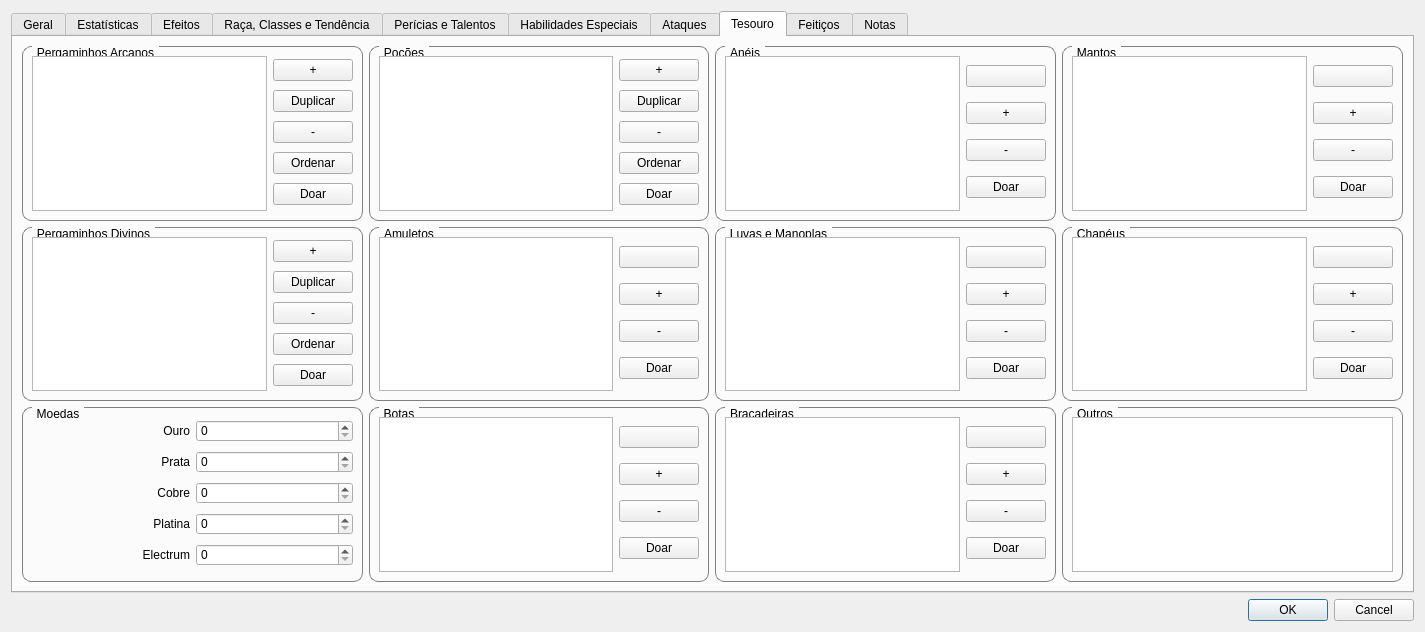
Old version of the form ifg/qt/ui/entidade.ui in the repository matferib/tabuleiro-virtual.
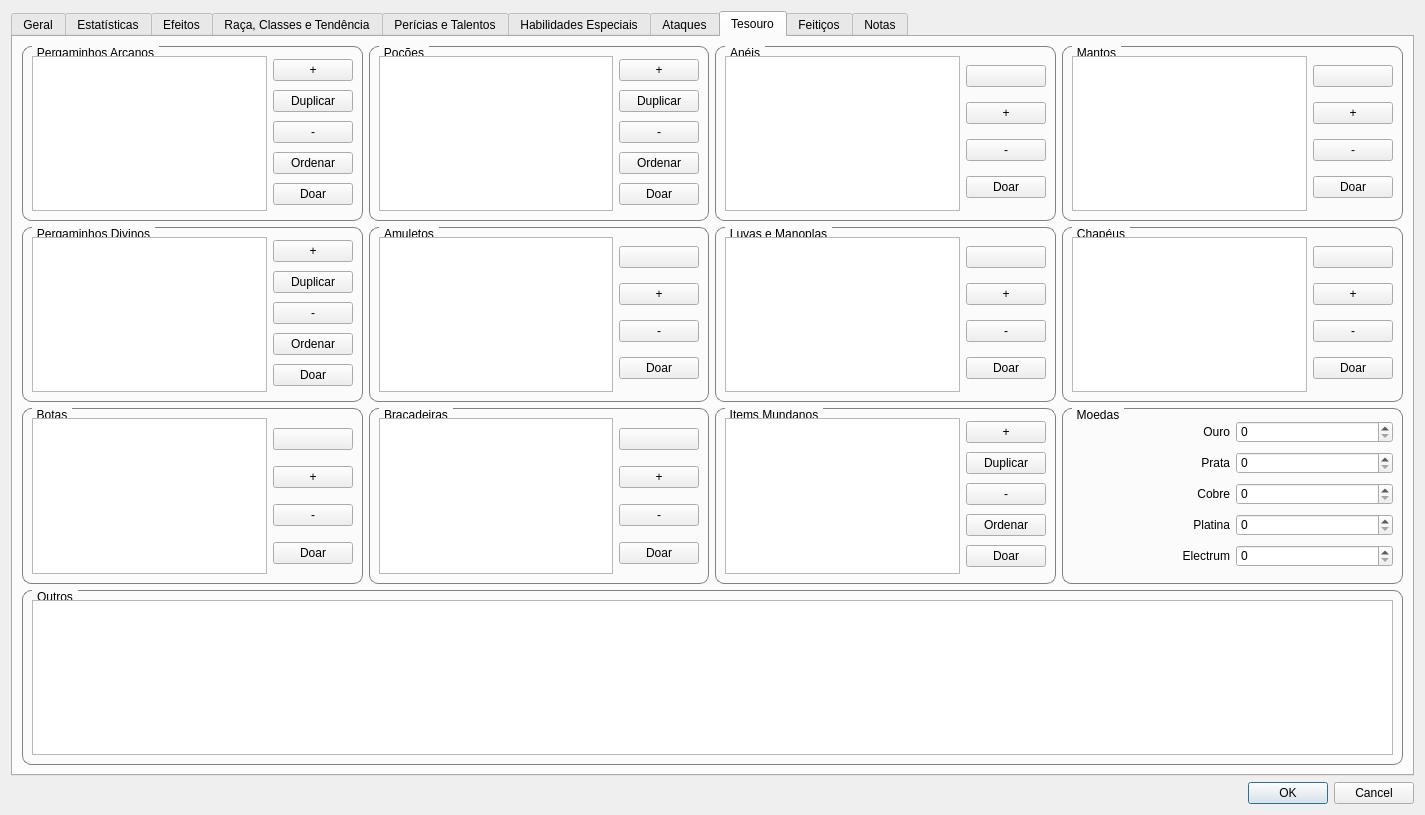
New version of the form. The open tabs and pages were chosen to show the change.

Commit message: ui de itens mundanos

What changed in the file:
```diff
--- a/ifg/qt/ui/entidade.ui
+++ b/ifg/qt/ui/entidade.ui
@@ -8,7 +8,7 @@
     <x>0</x>
     <y>0</y>
     <width>1425</width>
-    <height>632</height>
+    <height>815</height>
    </rect>
   </property>
   <property name="sizePolicy">
@@ -4089,6 +4089,154 @@
         </layout>
        </item>
        <item row="2" column="0">
+        <widget class="QGroupBox" name="groupBox_12">
+         <property name="title">
+          <string>Botas</string>
+         </property>
+         <layout class="QHBoxLayout" name="horizontalLayout_44">
+          <item>
+           <widget class="QListWidget" name="lista_botas"/>
+          </item>
+          <item>
+           <layout class="QVBoxLayout" name="verticalLayout_22">
+            <item>
+             <widget class="QPushButton" name="botao_usar_botas">
+              <property name="text">
+               <string/>
+              </property>
+             </widget>
+            </item>
+            <item>
+             <widget class="QPushButton" name="botao_adicionar_botas">
+              <property name="text">
+               <string>+</string>
+              </property>
+             </widget>
+            </item>
+            <item>
+             <widget class="QPushButton" name="botao_remover_botas">
+              <property name="text">
+               <string>-</string>
+              </property>
+             </widget>
+            </item>
+            <item>
+             <widget class="QPushButton" name="botao_doar_botas">
+              <property name="text">
+               <string>Doar</string>
+              </property>
+             </widget>
+            </item>
+           </layout>
+          </item>
+         </layout>
+        </widget>
+       </item>
+       <item row="2" column="1">
+        <widget class="QGroupBox" name="groupBox_22">
+         <property name="title">
+          <string>Braçadeiras</string>
+         </property>
+         <layout class="QHBoxLayout" name="horizontalLayout_67">
+          <item>
+           <widget class="QListWidget" name="lista_bracadeiras"/>
+          </item>
+          <item>
+           <layout class="QVBoxLayout" name="verticalLayout_7">
+            <item>
+             <widget class="QPushButton" name="botao_usar_bracadeiras">
+              <property name="toolTip">
+               <string>Usar/retirar anel</string>
+              </property>
+              <property name="text">
+               <string/>
+              </property>
+             </widget>
+            </item>
+            <item>
+             <widget class="QPushButton" name="botao_adicionar_bracadeiras">
+              <property name="text">
+               <string>+</string>
+              </property>
+             </widget>
+            </item>
+            <item>
+             <widget class="QPushButton" name="botao_remover_bracadeiras">
+              <property name="text">
+               <string>-</string>
+              </property>
+             </widget>
+            </item>
+            <item>
+             <widget class="QPushButton" name="botao_doar_bracadeiras">
+              <property name="text">
+               <string>Doar</string>
+              </property>
+             </widget>
+            </item>
+           </layout>
+          </item>
+         </layout>
+        </widget>
+       </item>
+       <item row="2" column="2">
+        <layout class="QHBoxLayout" name="horizontalLayout_42">
+         <item>
+          <widget class="QGroupBox" name="groupBox_23">
+           <property name="title">
+            <string>Items Mundanos</string>
+           </property>
+           <layout class="QHBoxLayout" name="horizontalLayout_68">
+            <item>
+             <widget class="QListWidget" name="lista_itens_mundanos"/>
+            </item>
+            <item>
+             <layout class="QVBoxLayout" name="verticalLayout_25">
+              <item>
+               <widget class="QPushButton" name="botao_adicionar_item_mundano">
+                <property name="text">
+                 <string>+</string>
+                </property>
+               </widget>
+              </item>
+              <item>
+               <widget class="QPushButton" name="botao_duplicar_item_mundano">
+                <property name="text">
+                 <string>Duplicar</string>
+                </property>
+               </widget>
+              </item>
+              <item>
+               <widget class="QPushButton" name="botao_remover_item_mundano">
+                <property name="text">
+                 <string>-</string>
+                </property>
+               </widget>
+              </item>
+              <item>
+               <widget class="QPushButton" name="botao_ordenar_item_mundano">
+                <property name="text">
+                 <string>Ordenar</string>
+                </property>
+               </widget>
+              </item>
+              <item>
+               <widget class="QPushButton" name="botao_doar_item_mundano">
+                <property name="text">
+                 <string>Doar</string>
+                </property>
+               </widget>
+              </item>
+             </layout>
+            </item>
+           </layout>
+          </widget>
+         </item>
+        </layout>
+       </item>
+       <item row="2" column="3">
+        <layout class="QHBoxLayout" name="horizontalLayout_30">
+         <item>
         <widget class="QGroupBox" name="groupBox_11">
          <property name="title">
           <string>Moedas</string>
@@ -4202,104 +4350,9 @@
          </layout>
         </widget>
        </item>
-       <item row="2" column="1">
-        <widget class="QGroupBox" name="groupBox_12">
-         <property name="title">
-          <string>Botas</string>
-         </property>
-         <layout class="QHBoxLayout" name="horizontalLayout_44">
-          <item>
-           <widget class="QListWidget" name="lista_botas"/>
-          </item>
-          <item>
-           <layout class="QVBoxLayout" name="verticalLayout_22">
-            <item>
-             <widget class="QPushButton" name="botao_usar_botas">
-              <property name="text">
-               <string/>
-              </property>
-             </widget>
-            </item>
-            <item>
-             <widget class="QPushButton" name="botao_adicionar_botas">
-              <property name="text">
-               <string>+</string>
-              </property>
-             </widget>
-            </item>
-            <item>
-             <widget class="QPushButton" name="botao_remover_botas">
-              <property name="text">
-               <string>-</string>
-              </property>
-             </widget>
-            </item>
-            <item>
-             <widget class="QPushButton" name="botao_doar_botas">
-              <property name="text">
-               <string>Doar</string>
-              </property>
-             </widget>
-            </item>
-           </layout>
-          </item>
-         </layout>
-        </widget>
-       </item>
-       <item row="2" column="2">
-        <layout class="QHBoxLayout" name="horizontalLayout_42">
-         <item>
-          <widget class="QGroupBox" name="groupBox_22">
-           <property name="title">
-            <string>Braçadeiras</string>
-           </property>
-           <layout class="QHBoxLayout" name="horizontalLayout_67">
-            <item>
-             <widget class="QListWidget" name="lista_bracadeiras"/>
-            </item>
-            <item>
-             <layout class="QVBoxLayout" name="verticalLayout_7">
-              <item>
-               <widget class="QPushButton" name="botao_usar_bracadeiras">
-                <property name="toolTip">
-                 <string>Usar/retirar anel</string>
-                </property>
-                <property name="text">
-                 <string/>
-                </property>
-               </widget>
-              </item>
-              <item>
-               <widget class="QPushButton" name="botao_adicionar_bracadeiras">
-                <property name="text">
-                 <string>+</string>
-                </property>
-               </widget>
-              </item>
-              <item>
-               <widget class="QPushButton" name="botao_remover_bracadeiras">
-                <property name="text">
-                 <string>-</string>
-                </property>
-               </widget>
-              </item>
-              <item>
-               <widget class="QPushButton" name="botao_doar_bracadeiras">
-                <property name="text">
-                 <string>Doar</string>
-                </property>
-               </widget>
-              </item>
-             </layout>
-            </item>
-           </layout>
-          </widget>
-         </item>
-        </layout>
-       </item>
-       <item row="2" column="3">
-        <layout class="QHBoxLayout" name="horizontalLayout_30">
-         <item>
+        </layout>
+       </item>
+       <item row="3" column="0" colspan="4">
           <widget class="QGroupBox" name="groupBox_21">
            <property name="title">
             <string>Outros</string>
@@ -4314,8 +4367,6 @@
             </item>
            </layout>
           </widget>
-         </item>
-        </layout>
        </item>
       </layout>
      </widget>
```
Lines whose indentation alone changed are shown as unchanged. The commit also changes 6 other files.
